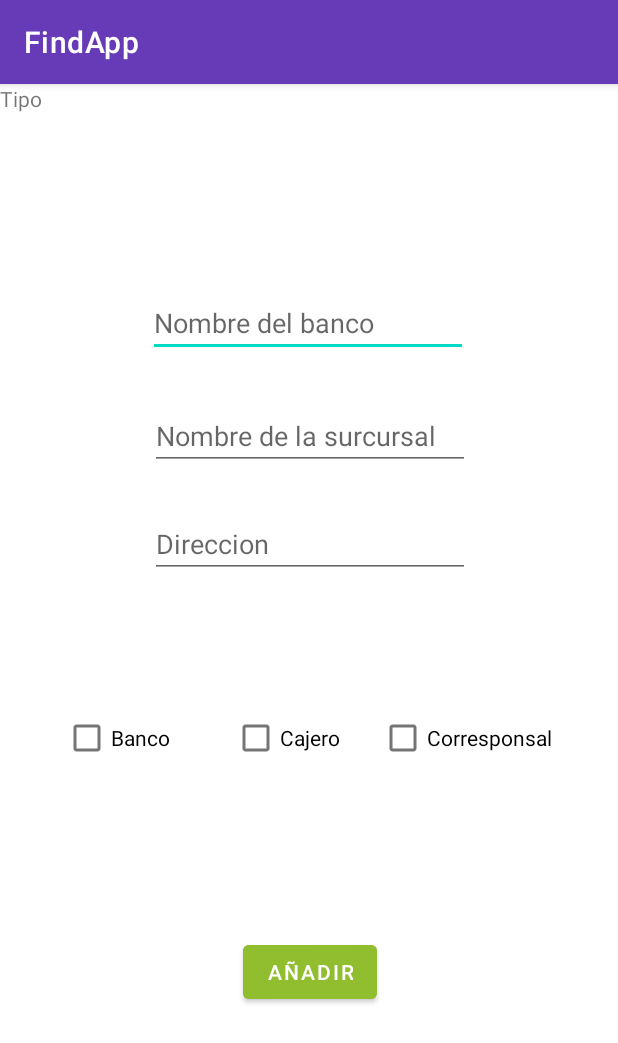
After one commit to Andreastephgm/PiggyBank, an Android app: the AgregarBanco screen opened directly, with no data from a screen before it, on a phone screen of 412 x 824 dp. The commit adds this screen. Shown: the top 1043 px of the screen. Run offline under Robolectric (Android 15) with nearby library versions, the phone set to English and light mode, and no system bars.

Commit message:
Se agrego la parte de administrador

```diff
--- /dev/null
+++ b/app/src/main/java/com/miempresa/findapp03/AdmActivity.java
@@ -0,0 +1,14 @@
+package com.miempresa.findapp03;
+
+import androidx.appcompat.app.AppCompatActivity;
+
+import android.os.Bundle;
+
+public class AdmActivity extends AppCompatActivity {
+
+    @Override
+    protected void onCreate(Bundle savedInstanceState) {
+        super.onCreate(savedInstanceState);
+        setContentView(R.layout.activity_adm);
+    }
+}
--- /dev/null
+++ b/app/src/main/java/com/miempresa/findapp03/AgregarBanco.java
@@ -0,0 +1,14 @@
+package com.miempresa.findapp03;
+
+import androidx.appcompat.app.AppCompatActivity;
+
+import android.os.Bundle;
+
+public class AgregarBanco extends AppCompatActivity {
+
+    @Override
+    protected void onCreate(Bundle savedInstanceState) {
+        super.onCreate(savedInstanceState);
+        setContentView(R.layout.activity_agregar_banco);
+    }
+}
--- /dev/null
+++ b/app/src/main/res/layout/activity_adm.xml
@@ -0,0 +1,34 @@
+<?xml version="1.0" encoding="utf-8"?>
+<androidx.constraintlayout.widget.ConstraintLayout xmlns:android="http://schemas.android.com/apk/res/android"
+    xmlns:app="http://schemas.android.com/apk/res-auto"
+    xmlns:tools="http://schemas.android.com/tools"
+    android:layout_width="match_parent"
+    android:layout_height="match_parent"
+    tools:context=".AdmActivity">
+
+    <Button
+        android:id="@+id/button4"
+        android:layout_width="165dp"
+        android:layout_height="48dp"
+        android:backgroundTint="#91BE2F"
+        android:text="Crear Banco"
+        app:layout_constraintBottom_toBottomOf="parent"
+        app:layout_constraintEnd_toEndOf="parent"
+        app:layout_constraintHorizontal_bias="0.5"
+        app:layout_constraintStart_toStartOf="parent"
+        app:layout_constraintTop_toTopOf="parent"
+        app:layout_constraintVertical_bias="0.155" />
+
+    <Button
+        android:id="@+id/button5"
+        android:layout_width="wrap_content"
+        android:layout_height="wrap_content"
+        android:backgroundTint="#91BE2F"
+        android:text="Eliminar Banco "
+        app:layout_constraintBottom_toBottomOf="parent"
+        app:layout_constraintEnd_toEndOf="parent"
+        app:layout_constraintHorizontal_bias="0.5"
+        app:layout_constraintStart_toStartOf="parent"
+        app:layout_constraintTop_toBottomOf="@+id/button4"
+        app:layout_constraintVertical_bias="0.117" />
+</androidx.constraintlayout.widget.ConstraintLayout>
--- /dev/null
+++ b/app/src/main/res/layout/activity_agregar_banco.xml
@@ -0,0 +1,108 @@
+<?xml version="1.0" encoding="utf-8"?>
+<androidx.constraintlayout.widget.ConstraintLayout xmlns:android="http://schemas.android.com/apk/res/android"
+    xmlns:app="http://schemas.android.com/apk/res-auto"
+    xmlns:tools="http://schemas.android.com/tools"
+    android:layout_width="match_parent"
+    android:layout_height="match_parent"
+    tools:context=".AgregarBanco">
+
+    <EditText
+        android:id="@+id/editTextTextPersonName"
+        android:layout_width="wrap_content"
+        android:layout_height="wrap_content"
+        android:ems="10"
+        android:hint="Nombre del banco"
+        android:inputType="textPersonName"
+        app:layout_constraintBottom_toBottomOf="parent"
+        app:layout_constraintEnd_toEndOf="parent"
+        app:layout_constraintHorizontal_bias="0.497"
+        app:layout_constraintStart_toStartOf="parent"
+        app:layout_constraintTop_toTopOf="parent"
+        app:layout_constraintVertical_bias="0.189" />
+
+    <EditText
+        android:id="@+id/editTextTextPersonName2"
+        android:layout_width="wrap_content"
+        android:layout_height="wrap_content"
+        android:ems="10"
+        android:hint="Nombre de la surcursal"
+        android:inputType="textPersonName"
+        app:layout_constraintBottom_toBottomOf="parent"
+        app:layout_constraintEnd_toEndOf="parent"
+        app:layout_constraintHorizontal_bias="0.502"
+        app:layout_constraintStart_toStartOf="parent"
+        app:layout_constraintTop_toBottomOf="@+id/editTextTextPersonName"
+        app:layout_constraintVertical_bias="0.056" />
+
+    <EditText
+        android:id="@+id/editTextTextPersonName6"
+        android:layout_width="wrap_content"
+        android:layout_height="wrap_content"
+        android:ems="10"
+        android:hint="Direccion"
+        android:inputType="textPersonName"
+        app:layout_constraintBottom_toBottomOf="parent"
+        app:layout_constraintEnd_toEndOf="parent"
+        app:layout_constraintHorizontal_bias="0.502"
+        app:layout_constraintStart_toStartOf="parent"
+        app:layout_constraintTop_toBottomOf="@+id/editTextTextPersonName2"
+        app:layout_constraintVertical_bias="0.057" />
+
+    <CheckBox
+        android:id="@+id/checkBox2"
+        android:layout_width="wrap_content"
+        android:layout_height="wrap_content"
+        android:text="Banco"
+        app:layout_constraintBottom_toBottomOf="parent"
+        app:layout_constraintEnd_toEndOf="parent"
+        app:layout_constraintHorizontal_bias="0.123"
+        app:layout_constraintStart_toStartOf="parent"
+        app:layout_constraintTop_toTopOf="parent"
+        app:layout_constraintVertical_bias="0.572" />
+
+    <TextView
+        android:id="@+id/textView4"
+        android:layout_width="wrap_content"
+        android:layout_height="wrap_content"
+        android:text="Tipo"
+        tools:layout_editor_absoluteX="42dp"
+        tools:layout_editor_absoluteY="342dp" />
+
+    <CheckBox
+        android:id="@+id/checkBox3"
+        android:layout_width="wrap_content"
+        android:layout_height="wrap_content"
+        android:text="Cajero"
+        app:layout_constraintBottom_toBottomOf="parent"
+        app:layout_constraintEnd_toEndOf="parent"
+        app:layout_constraintHorizontal_bias="0.182"
+        app:layout_constraintStart_toEndOf="@+id/checkBox2"
+        app:layout_constraintTop_toTopOf="parent"
+        app:layout_constraintVertical_bias="0.572" />
+
+    <CheckBox
+        android:id="@+id/checkBox4"
+        android:layout_width="wrap_content"
+        android:layout_height="wrap_content"
+        android:text="Corresponsal"
+        app:layout_constraintBottom_toBottomOf="parent"
+        app:layout_constraintEnd_toEndOf="parent"
+        app:layout_constraintHorizontal_bias="0.367"
+        app:layout_constraintStart_toEndOf="@+id/checkBox3"
+        app:layout_constraintTop_toTopOf="parent"
+        app:layout_constraintVertical_bias="0.572" />
+
+    <Button
+        android:id="@+id/button6"
+        android:layout_width="wrap_content"
+        android:layout_height="wrap_content"
+        android:backgroundTint="#91BE2F"
+        android:text="Añadir"
+        app:layout_constraintBottom_toBottomOf="parent"
+        app:layout_constraintEnd_toEndOf="parent"
+        app:layout_constraintHorizontal_bias="0.503"
+        app:layout_constraintStart_toStartOf="parent"
+        app:layout_constraintTop_toTopOf="parent"
+        app:layout_constraintVertical_bias="0.789" />
+
+</androidx.constraintlayout.widget.ConstraintLayout>
--- a/app/src/main/res/values/colors.xml
+++ b/app/src/main/res/values/colors.xml
@@ -1,8 +1,8 @@
 <?xml version="1.0" encoding="utf-8"?>
 <resources>
     <color name="purple_200">#FFBB86FC</color>
-    <color name="purple_500">#FF6200EE</color>
-    <color name="purple_700">#FF3700B3</color>
+    <color name="purple_500">#673AB7</color>
+    <color name="purple_700">#8BC34A</color>
     <color name="teal_200">#FF03DAC5</color>
     <color name="teal_700">#FF018786</color>
     <color name="black">#FF000000</color>
```
